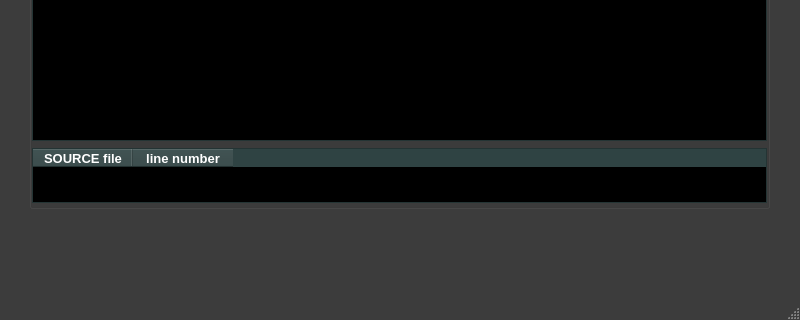
This is ui/yr-db-runtime-verif-main-window.ui in yerothd/yr-db-runtime-verif as Qt 5 draws it before an edit; both pictures show x 0 to 800 and y 280 to 600 of the 800 by 600 pixel window. The edited form follows.
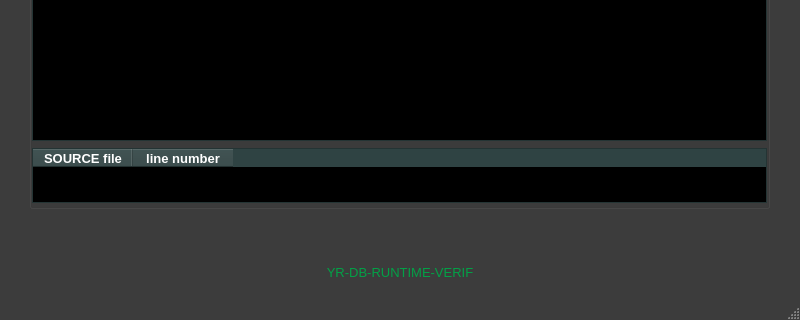
This is the edited form. Icons and pictures are not drawn. Custom widgets are drawn as their Qt base class.

What changed in the file:
```diff
--- a/ui/yr-db-runtime-verif-main-window.ui
+++ b/ui/yr-db-runtime-verif-main-window.ui
@@ -1727,6 +1727,498 @@
      </column>
     </widget>
    </widget>
+   <widget class="QLabel" name="label_display_yr_db_runtime_verifier_connection_STATUS">
+    <property name="geometry">
+     <rect>
+      <x>0</x>
+      <y>492</y>
+      <width>800</width>
+      <height>21</height>
+     </rect>
+    </property>
+    <property name="palette">
+     <palette>
+      <active>
+       <colorrole role="WindowText">
+        <brush brushstyle="SolidPattern">
+         <color alpha="255">
+          <red>2</red>
+          <green>160</green>
+          <blue>70</blue>
+         </color>
+        </brush>
+       </colorrole>
+       <colorrole role="Button">
+        <brush brushstyle="SolidPattern">
+         <color alpha="255">
+          <red>255</red>
+          <green>255</green>
+          <blue>255</blue>
+         </color>
+        </brush>
+       </colorrole>
+       <colorrole role="Light">
+        <brush brushstyle="SolidPattern">
+         <color alpha="255">
+          <red>255</red>
+          <green>255</green>
+          <blue>255</blue>
+         </color>
+        </brush>
+       </colorrole>
+       <colorrole role="Midlight">
+        <brush brushstyle="SolidPattern">
+         <color alpha="255">
+          <red>255</red>
+          <green>255</green>
+          <blue>255</blue>
+         </color>
+        </brush>
+       </colorrole>
+       <colorrole role="Dark">
+        <brush brushstyle="SolidPattern">
+         <color alpha="255">
+          <red>127</red>
+          <green>127</green>
+          <blue>127</blue>
+         </color>
+        </brush>
+       </colorrole>
+       <colorrole role="Mid">
+        <brush brushstyle="SolidPattern">
+         <color alpha="255">
+          <red>170</red>
+          <green>170</green>
+          <blue>170</blue>
+         </color>
+        </brush>
+       </colorrole>
+       <colorrole role="Text">
+        <brush brushstyle="SolidPattern">
+         <color alpha="255">
+          <red>255</red>
+          <green>255</green>
+          <blue>255</blue>
+         </color>
+        </brush>
+       </colorrole>
+       <colorrole role="BrightText">
+        <brush brushstyle="SolidPattern">
+         <color alpha="255">
+          <red>255</red>
+          <green>255</green>
+          <blue>255</blue>
+         </color>
+        </brush>
+       </colorrole>
+       <colorrole role="ButtonText">
+        <brush brushstyle="SolidPattern">
+         <color alpha="255">
+          <red>255</red>
+          <green>255</green>
+          <blue>255</blue>
+         </color>
+        </brush>
+       </colorrole>
+       <colorrole role="Base">
+        <brush brushstyle="SolidPattern">
+         <color alpha="255">
+          <red>255</red>
+          <green>255</green>
+          <blue>255</blue>
+         </color>
+        </brush>
+       </colorrole>
+       <colorrole role="Window">
+        <brush brushstyle="SolidPattern">
+         <color alpha="255">
+          <red>255</red>
+          <green>255</green>
+          <blue>255</blue>
+         </color>
+        </brush>
+       </colorrole>
+       <colorrole role="Shadow">
+        <brush brushstyle="SolidPattern">
+         <color alpha="255">
+          <red>60</red>
+          <green>60</green>
+          <blue>60</blue>
+         </color>
+        </brush>
+       </colorrole>
+       <colorrole role="HighlightedText">
+        <brush brushstyle="SolidPattern">
+         <color alpha="255">
+          <red>2</red>
+          <green>160</green>
+          <blue>70</blue>
+         </color>
+        </brush>
+       </colorrole>
+       <colorrole role="AlternateBase">
+        <brush brushstyle="SolidPattern">
+         <color alpha="255">
+          <red>255</red>
+          <green>255</green>
+          <blue>255</blue>
+         </color>
+        </brush>
+       </colorrole>
+       <colorrole role="ToolTipBase">
+        <brush brushstyle="SolidPattern">
+         <color alpha="255">
+          <red>255</red>
+          <green>255</green>
+          <blue>220</blue>
+         </color>
+        </brush>
+       </colorrole>
+       <colorrole role="ToolTipText">
+        <brush brushstyle="SolidPattern">
+         <color alpha="255">
+          <red>0</red>
+          <green>0</green>
+          <blue>0</blue>
+         </color>
+        </brush>
+       </colorrole>
+       <colorrole role="PlaceholderText">
+        <brush brushstyle="NoBrush">
+         <color alpha="128">
+          <red>255</red>
+          <green>255</green>
+          <blue>255</blue>
+         </color>
+        </brush>
+       </colorrole>
+      </active>
+      <inactive>
+       <colorrole role="WindowText">
+        <brush brushstyle="SolidPattern">
+         <color alpha="255">
+          <red>2</red>
+          <green>160</green>
+          <blue>70</blue>
+         </color>
+        </brush>
+       </colorrole>
+       <colorrole role="Button">
+        <brush brushstyle="SolidPattern">
+         <color alpha="255">
+          <red>255</red>
+          <green>255</green>
+          <blue>255</blue>
+         </color>
+        </brush>
+       </colorrole>
+       <colorrole role="Light">
+        <brush brushstyle="SolidPattern">
+         <color alpha="255">
+          <red>255</red>
+          <green>255</green>
+          <blue>255</blue>
+         </color>
+        </brush>
+       </colorrole>
+       <colorrole role="Midlight">
+        <brush brushstyle="SolidPattern">
+         <color alpha="255">
+          <red>255</red>
+          <green>255</green>
+          <blue>255</blue>
+         </color>
+        </brush>
+       </colorrole>
+       <colorrole role="Dark">
+        <brush brushstyle="SolidPattern">
+         <color alpha="255">
+          <red>127</red>
+          <green>127</green>
+          <blue>127</blue>
+         </color>
+        </brush>
+       </colorrole>
+       <colorrole role="Mid">
+        <brush brushstyle="SolidPattern">
+         <color alpha="255">
+          <red>170</red>
+          <green>170</green>
+          <blue>170</blue>
+         </color>
+        </brush>
+       </colorrole>
+       <colorrole role="Text">
+        <brush brushstyle="SolidPattern">
+         <color alpha="255">
+          <red>255</red>
+          <green>255</green>
+          <blue>255</blue>
+         </color>
+        </brush>
+       </colorrole>
+       <colorrole role="BrightText">
+        <brush brushstyle="SolidPattern">
+         <color alpha="255">
+          <red>255</red>
+          <green>255</green>
+          <blue>255</blue>
+         </color>
+        </brush>
+       </colorrole>
+       <colorrole role="ButtonText">
+        <brush brushstyle="SolidPattern">
+         <color alpha="255">
+          <red>255</red>
+          <green>255</green>
+          <blue>255</blue>
+         </color>
+        </brush>
+       </colorrole>
+       <colorrole role="Base">
+        <brush brushstyle="SolidPattern">
+         <color alpha="255">
+          <red>255</red>
+          <green>255</green>
+          <blue>255</blue>
+         </color>
+        </brush>
+       </colorrole>
+       <colorrole role="Window">
+        <brush brushstyle="SolidPattern">
+         <color alpha="255">
+          <red>255</red>
+          <green>255</green>
+          <blue>255</blue>
+         </color>
+        </brush>
+       </colorrole>
+       <colorrole role="Shadow">
+        <brush brushstyle="SolidPattern">
+         <color alpha="255">
+          <red>60</red>
+          <green>60</green>
+          <blue>60</blue>
+         </color>
+        </brush>
+       </colorrole>
+       <colorrole role="HighlightedText">
+        <brush brushstyle="SolidPattern">
+         <color alpha="255">
+          <red>2</red>
+          <green>160</green>
+          <blue>70</blue>
+         </color>
+        </brush>
+       </colorrole>
+       <colorrole role="AlternateBase">
+        <brush brushstyle="SolidPattern">
+         <color alpha="255">
+          <red>255</red>
+          <green>255</green>
+          <blue>255</blue>
+         </color>
+        </brush>
+       </colorrole>
+       <colorrole role="ToolTipBase">
+        <brush brushstyle="SolidPattern">
+         <color alpha="255">
+          <red>255</red>
+          <green>255</green>
+          <blue>220</blue>
+         </color>
+        </brush>
+       </colorrole>
+       <colorrole role="ToolTipText">
+        <brush brushstyle="SolidPattern">
+         <color alpha="255">
+          <red>0</red>
+          <green>0</green>
+          <blue>0</blue>
+         </color>
+        </brush>
+       </colorrole>
+       <colorrole role="PlaceholderText">
+        <brush brushstyle="NoBrush">
+         <color alpha="128">
+          <red>255</red>
+          <green>255</green>
+          <blue>255</blue>
+         </color>
+        </brush>
+       </colorrole>
+      </inactive>
+      <disabled>
+       <colorrole role="WindowText">
+        <brush brushstyle="SolidPattern">
+         <color alpha="255">
+          <red>127</red>
+          <green>127</green>
+          <blue>127</blue>
+         </color>
+        </brush>
+       </colorrole>
+       <colorrole role="Button">
+        <brush brushstyle="SolidPattern">
+         <color alpha="255">
+          <red>255</red>
+          <green>255</green>
+          <blue>255</blue>
+         </color>
+        </brush>
+       </colorrole>
+       <colorrole role="Light">
+        <brush brushstyle="SolidPattern">
+         <color alpha="255">
+          <red>255</red>
+          <green>255</green>
+          <blue>255</blue>
+         </color>
+        </brush>
+       </colorrole>
+       <colorrole role="Midlight">
+        <brush brushstyle="SolidPattern">
+         <color alpha="255">
+          <red>255</red>
+          <green>255</green>
+          <blue>255</blue>
+         </color>
+        </brush>
+       </colorrole>
+       <colorrole role="Dark">
+        <brush brushstyle="SolidPattern">
+         <color alpha="255">
+          <red>127</red>
+          <green>127</green>
+          <blue>127</blue>
+         </color>
+        </brush>
+       </colorrole>
+       <colorrole role="Mid">
+        <brush brushstyle="SolidPattern">
+         <color alpha="255">
+          <red>170</red>
+          <green>170</green>
+          <blue>170</blue>
+         </color>
+        </brush>
+       </colorrole>
+       <colorrole role="Text">
+        <brush brushstyle="SolidPattern">
+         <color alpha="255">
+          <red>127</red>
+          <green>127</green>
+          <blue>127</blue>
+         </color>
+        </brush>
+       </colorrole>
+       <colorrole role="BrightText">
+        <brush brushstyle="SolidPattern">
+         <color alpha="255">
+          <red>255</red>
+          <green>255</green>
+          <blue>255</blue>
+         </color>
+        </brush>
+       </colorrole>
+       <colorrole role="ButtonText">
+        <brush brushstyle="SolidPattern">
+         <color alpha="255">
+          <red>127</red>
+          <green>127</green>
+          <blue>127</blue>
+         </color>
+        </brush>
+       </colorrole>
+       <colorrole role="Base">
+        <brush brushstyle="SolidPattern">
+         <color alpha="255">
+          <red>255</red>
+          <green>255</green>
+          <blue>255</blue>
+         </color>
+        </brush>
+       </colorrole>
+       <colorrole role="Window">
+        <brush brushstyle="SolidPattern">
+         <color alpha="255">
+          <red>255</red>
+          <green>255</green>
+          <blue>255</blue>
+         </color>
+        </brush>
+       </colorrole>
+       <colorrole role="Shadow">
+        <brush brushstyle="SolidPattern">
+         <color alpha="255">
+          <red>60</red>
+          <green>60</green>
+          <blue>60</blue>
+         </color>
+        </brush>
+       </colorrole>
+       <colorrole role="HighlightedText">
+        <brush brushstyle="SolidPattern">
+         <color alpha="255">
+          <red>2</red>
+          <green>160</green>
+          <blue>70</blue>
+         </color>
+        </brush>
+       </colorrole>
+       <colorrole role="AlternateBase">
+        <brush brushstyle="SolidPattern">
+         <color alpha="255">
+          <red>255</red>
+          <green>255</green>
+          <blue>255</blue>
+         </color>
+        </brush>
+       </colorrole>
+       <colorrole role="ToolTipBase">
+        <brush brushstyle="SolidPattern">
+         <color alpha="255">
+          <red>255</red>
+          <green>255</green>
+          <blue>220</blue>
+         </color>
+        </brush>
+       </colorrole>
+       <colorrole role="ToolTipText">
+        <brush brushstyle="SolidPattern">
+         <color alpha="255">
+          <red>0</red>
+          <green>0</green>
+          <blue>0</blue>
+         </color>
+        </brush>
+       </colorrole>
+       <colorrole role="PlaceholderText">
+        <brush brushstyle="NoBrush">
+         <color alpha="128">
+          <red>255</red>
+          <green>255</green>
+          <blue>255</blue>
+         </color>
+        </brush>
+       </colorrole>
+      </disabled>
+     </palette>
+    </property>
+    <property name="font">
+     <font>
+      <pointsize>10</pointsize>
+      <weight>50</weight>
+      <bold>false</bold>
+     </font>
+    </property>
+    <property name="text">
+     <string>YR-DB-RUNTIME-VERIF</string>
+    </property>
+    <property name="alignment">
+     <set>Qt::AlignCenter</set>
+    </property>
+   </widget>
   </widget>
   <widget class="QMenuBar" name="menubar_mainWindow">
    <property name="geometry">
```
